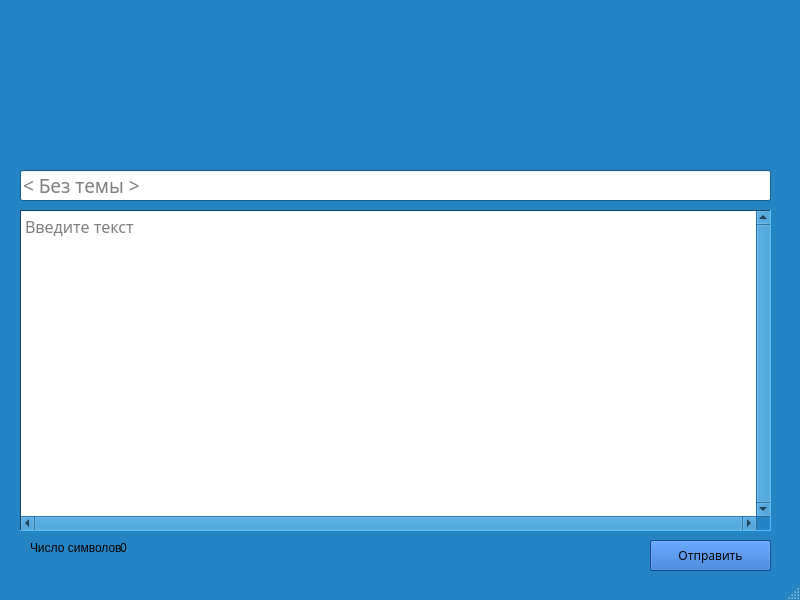
First picture: the form in UI/Home.ui, repository Masyru/Mailto, before the edit.
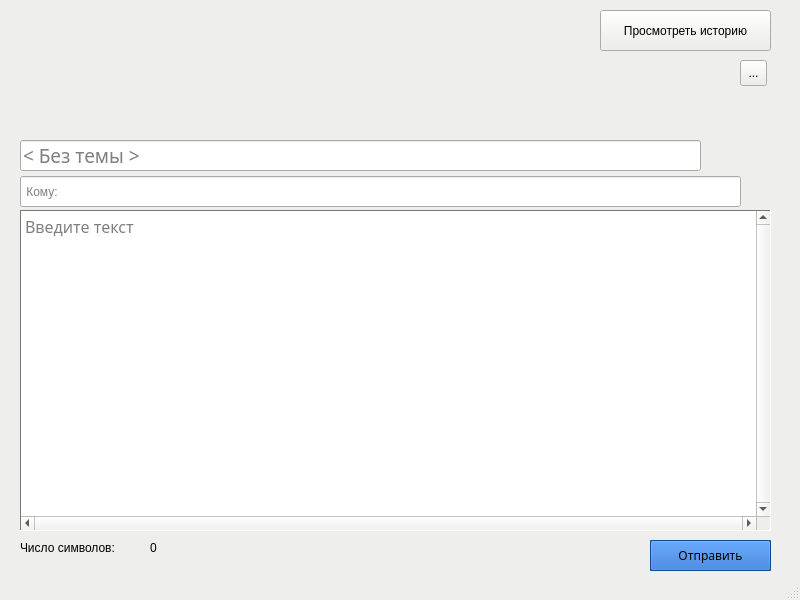
Second picture: the form after the edit. Icons and pictures are not drawn.

Diff of the .ui file:
```diff
--- a/UI/Home.ui
+++ b/UI/Home.ui
@@ -25,17 +25,17 @@
      <colorrole role="Button">
       <brush brushstyle="SolidPattern">
        <color alpha="255">
-        <red>37</red>
-        <green>132</green>
-        <blue>195</blue>
+        <red>238</red>
+        <green>238</green>
+        <blue>236</blue>
        </color>
       </brush>
      </colorrole>
      <colorrole role="Light">
       <brush brushstyle="SolidPattern">
        <color alpha="255">
-        <red>86</red>
-        <green>188</green>
+        <red>255</red>
+        <green>255</green>
         <blue>255</blue>
        </color>
       </brush>
@@ -43,27 +43,27 @@
      <colorrole role="Midlight">
       <brush brushstyle="SolidPattern">
        <color alpha="255">
-        <red>61</red>
-        <green>160</green>
-        <blue>225</blue>
+        <red>246</red>
+        <green>246</green>
+        <blue>245</blue>
        </color>
       </brush>
      </colorrole>
      <colorrole role="Dark">
       <brush brushstyle="SolidPattern">
        <color alpha="255">
-        <red>18</red>
-        <green>66</green>
-        <blue>97</blue>
+        <red>119</red>
+        <green>119</green>
+        <blue>118</blue>
        </color>
       </brush>
      </colorrole>
      <colorrole role="Mid">
       <brush brushstyle="SolidPattern">
        <color alpha="255">
-        <red>24</red>
-        <green>88</green>
-        <blue>130</blue>
+        <red>159</red>
+        <green>159</green>
+        <blue>157</blue>
        </color>
       </brush>
      </colorrole>
@@ -106,9 +106,9 @@
      <colorrole role="Window">
       <brush brushstyle="SolidPattern">
        <color alpha="255">
-        <red>37</red>
-        <green>132</green>
-        <blue>195</blue>
+        <red>238</red>
+        <green>238</green>
+        <blue>236</blue>
        </color>
       </brush>
      </colorrole>
@@ -124,9 +124,9 @@
      <colorrole role="AlternateBase">
       <brush brushstyle="SolidPattern">
        <color alpha="255">
-        <red>146</red>
-        <green>193</green>
-        <blue>225</blue>
+        <red>246</red>
+        <green>246</green>
+        <blue>245</blue>
        </color>
       </brush>
      </colorrole>
@@ -162,17 +162,17 @@
      <colorrole role="Button">
       <brush brushstyle="SolidPattern">
        <color alpha="255">
-        <red>37</red>
-        <green>132</green>
-        <blue>195</blue>
+        <red>238</red>
+        <green>238</green>
+        <blue>236</blue>
        </color>
       </brush>
      </colorrole>
      <colorrole role="Light">
       <brush brushstyle="SolidPattern">
        <color alpha="255">
-        <red>86</red>
-        <green>188</green>
+        <red>255</red>
+        <green>255</green>
         <blue>255</blue>
        </color>
       </brush>
@@ -180,27 +180,27 @@
      <colorrole role="Midlight">
       <brush brushstyle="SolidPattern">
        <color alpha="255">
-        <red>61</red>
-        <green>160</green>
-        <blue>225</blue>
+        <red>246</red>
+        <green>246</green>
+        <blue>245</blue>
        </color>
       </brush>
      </colorrole>
      <colorrole role="Dark">
       <brush brushstyle="SolidPattern">
        <color alpha="255">
-        <red>18</red>
-        <green>66</green>
-        <blue>97</blue>
+        <red>119</red>
+        <green>119</green>
+        <blue>118</blue>
        </color>
       </brush>
      </colorrole>
      <colorrole role="Mid">
       <brush brushstyle="SolidPattern">
        <color alpha="255">
-        <red>24</red>
-        <green>88</green>
-        <blue>130</blue>
+        <red>159</red>
+        <green>159</green>
+        <blue>157</blue>
        </color>
       </brush>
      </colorrole>
@@ -243,9 +243,9 @@
      <colorrole role="Window">
       <brush brushstyle="SolidPattern">
        <color alpha="255">
-        <red>37</red>
-        <green>132</green>
-        <blue>195</blue>
+        <red>238</red>
+        <green>238</green>
+        <blue>236</blue>
        </color>
       </brush>
      </colorrole>
@@ -261,9 +261,9 @@
      <colorrole role="AlternateBase">
       <brush brushstyle="SolidPattern">
        <color alpha="255">
-        <red>146</red>
-        <green>193</green>
-        <blue>225</blue>
+        <red>246</red>
+        <green>246</green>
+        <blue>245</blue>
        </color>
       </brush>
      </colorrole>
@@ -290,26 +290,26 @@
      <colorrole role="WindowText">
       <brush brushstyle="SolidPattern">
        <color alpha="255">
-        <red>18</red>
-        <green>66</green>
-        <blue>97</blue>
+        <red>119</red>
+        <green>119</green>
+        <blue>118</blue>
        </color>
       </brush>
      </colorrole>
      <colorrole role="Button">
       <brush brushstyle="SolidPattern">
        <color alpha="255">
-        <red>37</red>
-        <green>132</green>
-        <blue>195</blue>
+        <red>238</red>
+        <green>238</green>
+        <blue>236</blue>
        </color>
       </brush>
      </colorrole>
      <colorrole role="Light">
       <brush brushstyle="SolidPattern">
        <color alpha="255">
-        <red>86</red>
-        <green>188</green>
+        <red>255</red>
+        <green>255</green>
         <blue>255</blue>
        </color>
       </brush>
@@ -317,36 +317,36 @@
      <colorrole role="Midlight">
       <brush brushstyle="SolidPattern">
        <color alpha="255">
-        <red>61</red>
-        <green>160</green>
-        <blue>225</blue>
+        <red>246</red>
+        <green>246</green>
+        <blue>245</blue>
        </color>
       </brush>
      </colorrole>
      <colorrole role="Dark">
       <brush brushstyle="SolidPattern">
        <color alpha="255">
-        <red>18</red>
-        <green>66</green>
-        <blue>97</blue>
+        <red>119</red>
+        <green>119</green>
+        <blue>118</blue>
        </color>
       </brush>
      </colorrole>
      <colorrole role="Mid">
       <brush brushstyle="SolidPattern">
        <color alpha="255">
-        <red>24</red>
-        <green>88</green>
-        <blue>130</blue>
+        <red>159</red>
+        <green>159</green>
+        <blue>157</blue>
        </color>
       </brush>
      </colorrole>
      <colorrole role="Text">
       <brush brushstyle="SolidPattern">
        <color alpha="255">
-        <red>18</red>
-        <green>66</green>
-        <blue>97</blue>
+        <red>119</red>
+        <green>119</green>
+        <blue>118</blue>
        </color>
       </brush>
      </colorrole>
@@ -362,27 +362,27 @@
      <colorrole role="ButtonText">
       <brush brushstyle="SolidPattern">
        <color alpha="255">
-        <red>18</red>
-        <green>66</green>
-        <blue>97</blue>
+        <red>119</red>
+        <green>119</green>
+        <blue>118</blue>
        </color>
       </brush>
      </colorrole>
      <colorrole role="Base">
       <brush brushstyle="SolidPattern">
        <color alpha="255">
-        <red>37</red>
-        <green>132</green>
-        <blue>195</blue>
+        <red>238</red>
+        <green>238</green>
+        <blue>236</blue>
        </color>
       </brush>
      </colorrole>
      <colorrole role="Window">
       <brush brushstyle="SolidPattern">
        <color alpha="255">
-        <red>37</red>
-        <green>132</green>
-        <blue>195</blue>
+        <red>238</red>
+        <green>238</green>
+        <blue>236</blue>
        </color>
       </brush>
      </colorrole>
@@ -398,9 +398,9 @@
      <colorrole role="AlternateBase">
       <brush brushstyle="SolidPattern">
        <color alpha="255">
-        <red>37</red>
-        <green>132</green>
-        <blue>195</blue>
+        <red>238</red>
+        <green>238</green>
+        <blue>236</blue>
        </color>
       </brush>
      </colorrole>
@@ -435,6 +435,9 @@
    <iconset>
     <normaloff>icon/email.png</normaloff>icon/email.png</iconset>
   </property>
+  <property name="autoFillBackground">
+   <bool>true</bool>
+  </property>
   <property name="documentMode">
    <bool>true</bool>
   </property>
@@ -502,9 +505,9 @@
    <widget class="QLabel" name="label">
     <property name="geometry">
      <rect>
-      <x>30</x>
+      <x>20</x>
       <y>540</y>
-      <width>91</width>
+      <width>121</width>
       <height>16</height>
      </rect>
     </property>
@@ -515,7 +518,7 @@
    <widget class="QLabel" name="label_2">
     <property name="geometry">
      <rect>
-      <x>120</x>
+      <x>150</x>
       <y>540</y>
       <width>71</width>
       <height>16</height>
@@ -969,8 +972,8 @@
     <property name="geometry">
      <rect>
       <x>20</x>
-      <y>170</y>
-      <width>751</width>
+      <y>140</y>
+      <width>681</width>
       <height>31</height>
      </rect>
     </property>
@@ -987,6 +990,45 @@
      <string>&lt; Без темы &gt;</string>
     </property>
    </widget>
+   <widget class="QLineEdit" name="To">
+    <property name="geometry">
+     <rect>
+      <x>20</x>
+      <y>176</y>
+      <width>721</width>
+      <height>31</height>
+     </rect>
+    </property>
+    <property name="placeholderText">
+     <string> Кому:</string>
+    </property>
+   </widget>
+   <widget class="QPushButton" name="HistoryBtn">
+    <property name="geometry">
+     <rect>
+      <x>600</x>
+      <y>10</y>
+      <width>171</width>
+      <height>41</height>
+     </rect>
+    </property>
+    <property name="text">
+     <string>Просмотреть историю</string>
+    </property>
+   </widget>
+   <widget class="QToolButton" name="settings">
+    <property name="geometry">
+     <rect>
+      <x>740</x>
+      <y>60</y>
+      <width>27</width>
+      <height>26</height>
+     </rect>
+    </property>
+    <property name="text">
+     <string>...</string>
+    </property>
+   </widget>
   </widget>
   <widget class="QStatusBar" name="statusbar"/>
  </widget>
```
Left out of the diff: 2 changed lines with no effect on the pictures.
